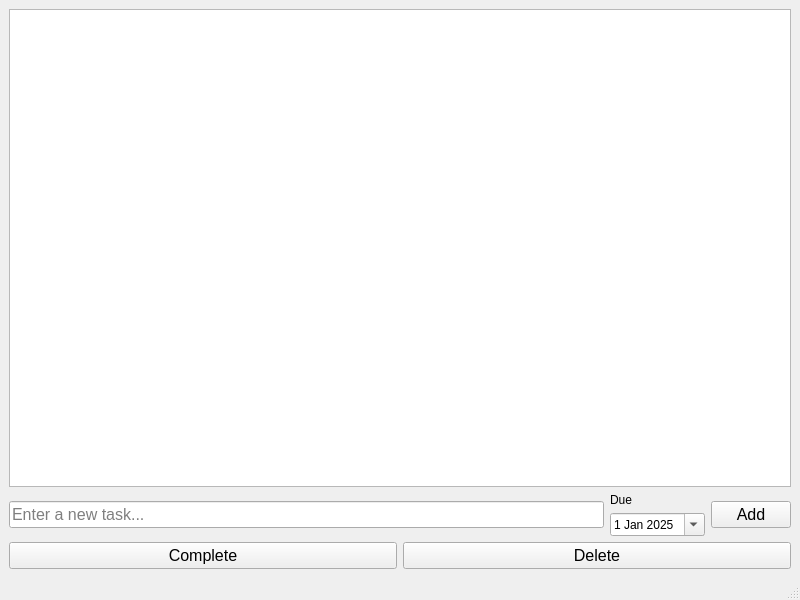
Old version of the form mainwindow.ui in the repository ionrass/ExcercisesGR2.
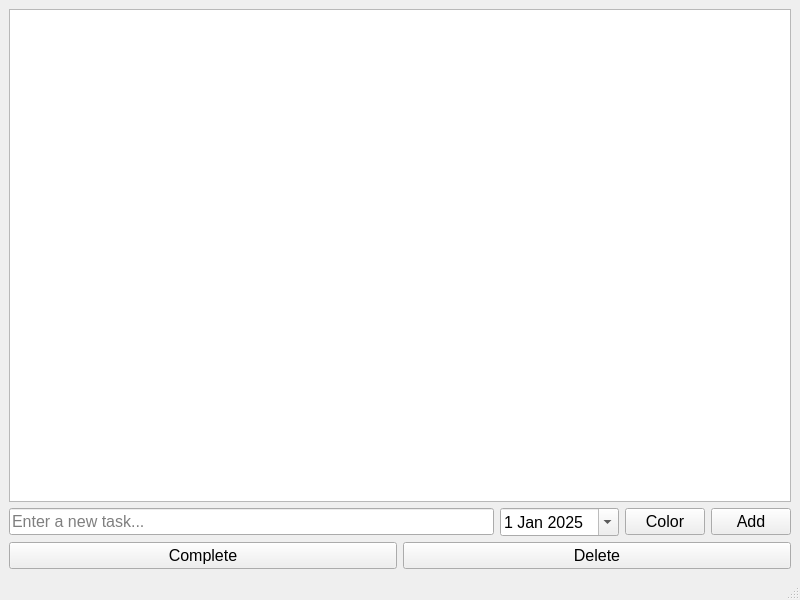
New version of the form.

Commit message: New changes, background color, text color options, same size buttons

What changed in the file:
```diff
--- a/mainwindow.ui
+++ b/mainwindow.ui
@@ -36,23 +36,39 @@
         <property name="placeholderText">
          <string>Enter a new task...</string>
         </property>
+       <property name="sizePolicy">
+        <sizepolicy hsizetype="Expanding" vsizetype="Fixed">
+         <horstretch>0</horstretch>
+         <verstretch>0</verstretch>
+        </sizepolicy>
+       </property>
+       <property name="minimumHeight">
+        <number>32</number>
+       </property>
        </widget>
       </item>
             <!-- Due date input: user picks a date for the todo -->
             <item>
              <layout class="QVBoxLayout" name="dueLayout">
-                <item>
-                 <widget class="QLabel" name="dueLabel">
-                    <property name="text">
-                     <string>Due</string>
-                    </property>
-                 </widget>
-                </item>
                 <item>
                  <widget class="QDateEdit" name="dueDateEdit">
                     <property name="calendarPopup">
                      <bool>true</bool>
                     </property>
+                   <property name="font">
+                    <font>
+                     <pointsize>12</pointsize>
+                    </font>
+                   </property>
+                   <property name="sizePolicy">
+                    <sizepolicy hsizetype="Fixed" vsizetype="Fixed">
+                     <horstretch>0</horstretch>
+                     <verstretch>0</verstretch>
+                    </sizepolicy>
+                   </property>
+                   <property name="minimumHeight">
+                    <number>32</number>
+                   </property>
                     <property name="date">
                      <date>
                         <year>2025</year>
@@ -64,6 +80,27 @@
                 </item>
              </layout>
             </item>
+            <item>
+             <widget class="QPushButton" name="colorButton">
+              <property name="font">
+               <font>
+                <pointsize>12</pointsize>
+               </font>
+              </property>
+              <property name="sizePolicy">
+               <sizepolicy hsizetype="Fixed" vsizetype="Fixed">
+                <horstretch>0</horstretch>
+                <verstretch>0</verstretch>
+               </sizepolicy>
+              </property>
+              <property name="minimumHeight">
+               <number>32</number>
+              </property>
+              <property name="text">
+               <string>Color</string>
+              </property>
+             </widget>
+            </item>
             <item>
              <widget class="QPushButton" name="addButton">
                 <property name="font">
@@ -71,6 +108,15 @@
                     <pointsize>12</pointsize>
                  </font>
                 </property>
+                <property name="sizePolicy">
+                 <sizepolicy hsizetype="Fixed" vsizetype="Fixed">
+                  <horstretch>0</horstretch>
+                  <verstretch>0</verstretch>
+                 </sizepolicy>
+                </property>
+                <property name="minimumHeight">
+                 <number>32</number>
+                </property>
                 <property name="text">
                  <string>Add</string>
                 </property>
```
The commit also changes 2 other files.
